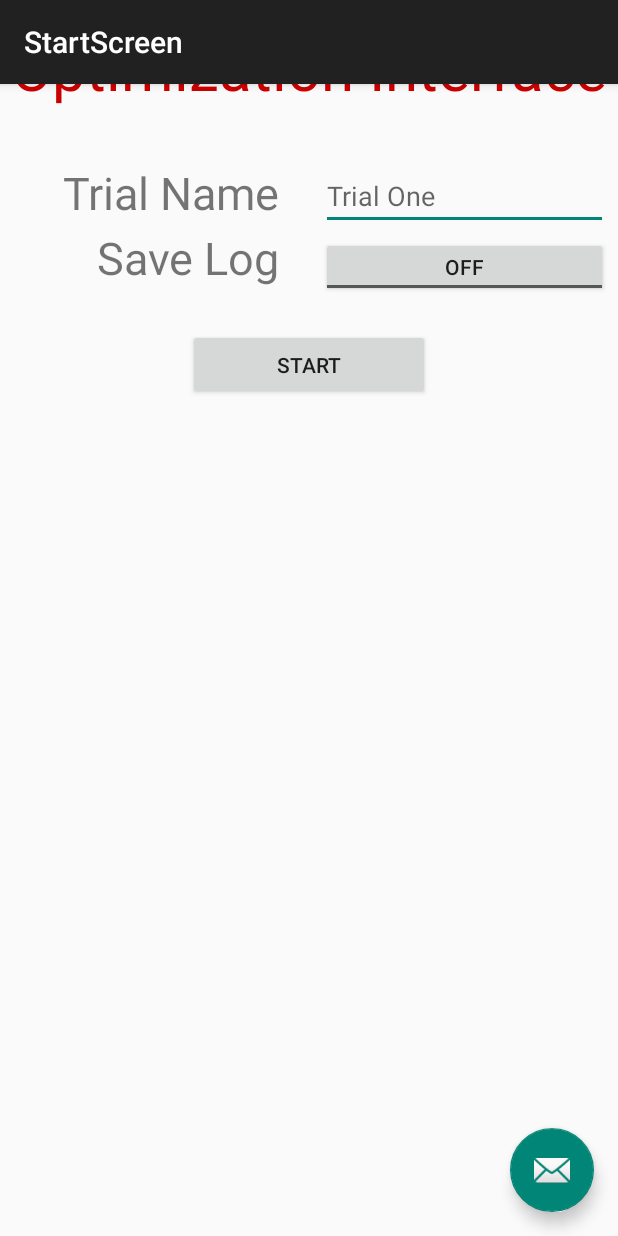
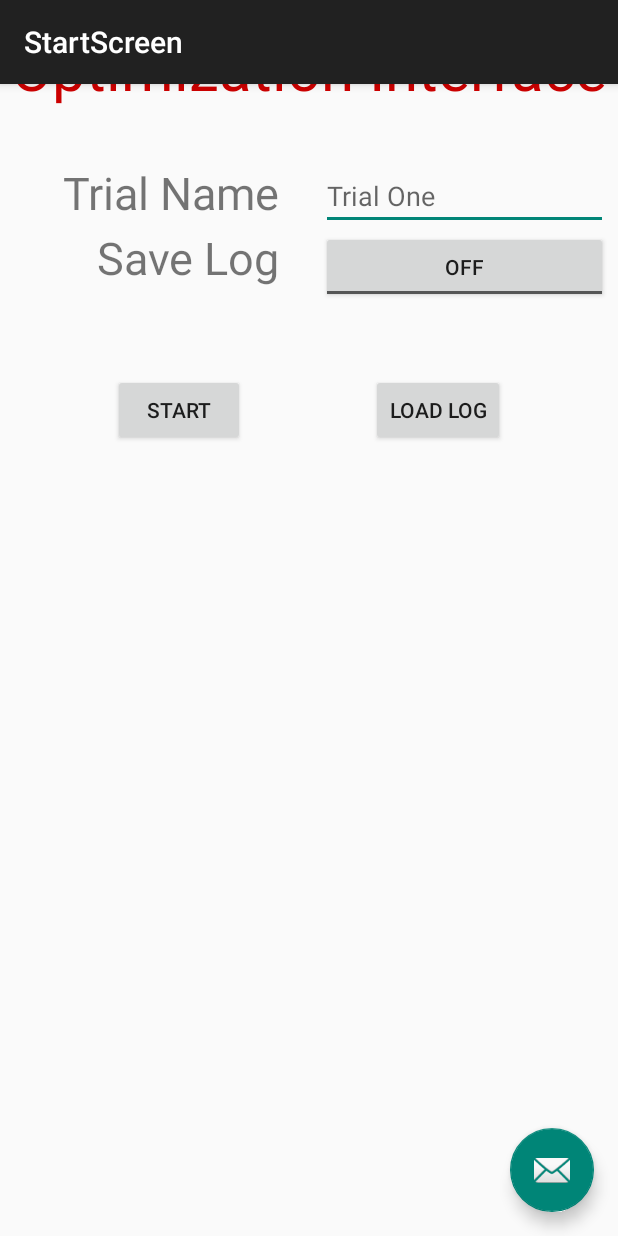
Before and after one commit to CarnegieMellonSolarRacing/AndroidApp, an Android app: the screen it shows after launch (StartScreen), on a phone screen of 412 x 824 dp. Run offline under Robolectric (Android 15) with nearby library versions, the phone set to English and light mode, and no system bars.

```diff
--- a/app/src/main/java/co/cmsr/optiandroid/StartScreen.java
+++ b/app/src/main/java/co/cmsr/optiandroid/StartScreen.java
@@ -14,7 +14,7 @@ import android.widget.ToggleButton;
 public class StartScreen extends AppCompatActivity {
     EditText nameField;
     ToggleButton saveLogButton;
-    Button startButton;
+    Button startButton, loadLogButton;
 
     @Override
     protected void onCreate(Bundle savedInstanceState) {
@@ -23,18 +23,10 @@ public class StartScreen extends AppCompatActivity {
         Toolbar toolbar = (Toolbar) findViewById(R.id.toolbar);
         setSupportActionBar(toolbar);
 
-        FloatingActionButton fab = (FloatingActionButton) findViewById(R.id.fab);
-        fab.setOnClickListener(new View.OnClickListener() {
-            @Override
-            public void onClick(View view) {
-                Snackbar.make(view, "Replace with your own action", Snackbar.LENGTH_LONG)
-                        .setAction("Action", null).show();
-            }
-        });
-
         nameField = (EditText) findViewById(R.id.nameField);
         saveLogButton = (ToggleButton) findViewById(R.id.saveLogButton);
         startButton = (Button) findViewById(R.id.startButton);
+        loadLogButton = (Button) findViewById(R.id.loadLogButton);
 
         startButton.setOnClickListener(new View.OnClickListener() {
             @Override
@@ -42,19 +34,44 @@ public class StartScreen extends AppCompatActivity {
                 startButtonClicked(view);
             }
         });
+        loadLogButton.setOnClickListener(new View.OnClickListener() {
+            @Override
+            public void onClick(View view) {
+                loadLogButtonClicked(view);
+            }
+        });
+    }
+
+    @Override
+    protected void onRestart() {
+        super.onRestart();
+
+        enableButtons(true);
+    }
+
+    private void enableButtons(final boolean enabled) {
+        runOnUiThread(new Runnable() {
+            @Override
+            public void run() {
+                // Disable start button to prevent repeated clicks.
+                loadLogButton.setEnabled(enabled);
+                startButton.setEnabled(enabled);
+            }
+        });
+    }
+
+    public void loadLogButtonClicked(View view) {
+        enableButtons(false);
+
+        Intent i = new Intent(getApplicationContext(), DataReviewActivity.class);
+        startActivity(i);
     }
 
     public void startButtonClicked(View view) {
         String name = nameField.getText().toString();
         boolean saveLog = saveLogButton.isChecked();
 
-        runOnUiThread(new Runnable() {
-            @Override
-            public void run() {
-                // Disable start button to prevent repeated clicks.
-                startButton.setEnabled(false);
-            }
-        });
+        enableButtons(false);
 
         Intent i = new Intent(getApplicationContext(), MainActivity.class);
         i.putExtra("trial_name", name);
--- a/app/src/main/java/co/cmsr/optiandroid/logging/Logger.java
+++ b/app/src/main/java/co/cmsr/optiandroid/logging/Logger.java
@@ -28,7 +28,7 @@ public class Logger {
 
     public static boolean writeToFile(String name, String data) {
         File storageDir = getStorageDir();
-        File newLogFile = new File(storageDir, name.replaceAll("\\W+", ""));
+        File newLogFile = new File(storageDir, name.replaceAll("^[\\w-]*$", ""));
 
         try {
             FileOutputStream fos = new FileOutputStream(newLogFile, true);
--- a/app/src/main/java/co/cmsr/optiandroid/replay/LogReplayer.java
+++ b/app/src/main/java/co/cmsr/optiandroid/replay/LogReplayer.java
@@ -11,6 +11,7 @@ import java.io.File;
 import java.io.FileNotFoundException;
 import java.io.FileReader;
 import java.io.IOException;
+import java.util.ArrayList;
 import java.util.List;
 
 import co.cmsr.optiandroid.logging.LoggerPacket;
@@ -23,6 +24,7 @@ public class LogReplayer {
     private List<LoggerPacket> loggerPackets;
 
     public LogReplayer() {
+        loggerPackets = new ArrayList<>();
     }
 
     public boolean loadData(File logfile) {
--- a/app/src/main/res/layout/content_data_review.xml
+++ b/app/src/main/res/layout/content_data_review.xml
@@ -40,7 +40,8 @@
         android:layout_marginLeft="16dp"
         app:layout_constraintLeft_toLeftOf="parent"
         app:layout_constraintTop_toTopOf="parent"
-        android:layout_marginTop="16dp" />
+        android:layout_marginTop="16dp"
+        android:onClick="openLogFileButtonClicked" />
 
 
 </android.support.constraint.ConstraintLayout>
--- a/app/src/main/res/layout/content_start_screen.xml
+++ b/app/src/main/res/layout/content_start_screen.xml
@@ -6,7 +6,7 @@
     android:layout_height="match_parent">
     <android.support.constraint.ConstraintLayout
         android:layout_width="match_parent"
-        android:layout_height="match_parent"
+        android:layout_height="wrap_content"
         tools:context="co.cmsr.optiandroid.StartScreen"
         tools:showIn="@layout/activity_start_screen">
 
@@ -14,7 +14,6 @@
             android:id="@+id/cmsrLogo"
             android:layout_width="wrap_content"
             android:layout_height="wrap_content"
-            android:layout_marginLeft="0dp"
             app:layout_constraintLeft_toLeftOf="parent"
             app:layout_constraintRight_toRightOf="parent"
             app:layout_constraintTop_toTopOf="parent"
@@ -44,7 +43,8 @@
             android:layout_marginTop="36dp"
             app:layout_constraintTop_toBottomOf="@+id/header"
             app:layout_constraintRight_toLeftOf="@+id/centerline"
-            android:layout_marginRight="19dp" />
+            android:layout_marginRight="19dp"
+            android:layout_marginEnd="19dp" />
         <EditText
             android:id="@+id/nameField"
             android:layout_height="wrap_content"
@@ -54,10 +54,9 @@
             android:hint="Trial One"
             android:layout_marginLeft="8dp"
             app:layout_constraintTop_toTopOf="@+id/nameFieldLabel"
-            android:layout_marginTop="0dp"
             app:layout_constraintLeft_toLeftOf="@+id/centerline"
-            android:layout_marginRight="0dp"
-            app:layout_constraintRight_toRightOf="@+id/header" />
+            app:layout_constraintRight_toRightOf="@+id/header"
+            android:layout_marginStart="8dp" />
 
         <TextView
             android:id="@+id/saveLogLabel"
@@ -68,33 +67,50 @@
             android:layout_marginTop="79dp"
             app:layout_constraintTop_toBottomOf="@+id/header"
             app:layout_constraintRight_toLeftOf="@+id/centerline"
-            android:layout_marginRight="19dp" />
+            android:layout_marginRight="19dp"
+            android:layout_marginEnd="19dp" />
         <ToggleButton
             android:id="@+id/saveLogButton"
-            android:layout_height="40dp"
+            android:layout_height="48dp"
             android:layout_width="0dp"
             android:layout_marginLeft="8dp"
             app:layout_constraintBaseline_toBaselineOf="@+id/saveLogLabel"
             app:layout_constraintLeft_toLeftOf="@+id/centerline"
-            android:layout_marginRight="0dp"
-            app:layout_constraintRight_toRightOf="@+id/header" />
+            app:layout_constraintRight_toRightOf="@+id/header"
+            android:layout_marginStart="8dp" />
 
         <Button
             android:id="@+id/startButton"
-            android:layout_width="161dp"
-            android:layout_height="47dp"
+            android:layout_width="wrap_content"
+            android:layout_height="wrap_content"
+            android:layout_marginRight="8dp"
+            android:layout_marginTop="177dp"
             android:text="Start"
+            app:layout_constraintHorizontal_bias="0.138"
             app:layout_constraintLeft_toLeftOf="parent"
-            android:layout_marginTop="147dp"
+            app:layout_constraintRight_toLeftOf="@+id/loadLogButton"
             app:layout_constraintTop_toBottomOf="@+id/header"
-            app:layout_constraintRight_toRightOf="parent" />
+            android:layout_marginEnd="8dp" />
 
         <android.support.constraint.Guideline
             android:layout_width="wrap_content"
             android:layout_height="wrap_content"
             android:id="@+id/centerline"
             android:orientation="vertical"
-            app:layout_constraintGuide_percent="0.5" />
+            app:layout_constraintGuide_percent="0.5"
+            tools:layout_editor_absoluteY="89dp"
+            tools:layout_editor_absoluteX="400dp" />
+
+        <Button
+            android:id="@+id/loadLogButton"
+            android:layout_width="wrap_content"
+            android:layout_height="wrap_content"
+            android:text="Load Log"
+            app:layout_constraintTop_toTopOf="@+id/startButton"
+            app:layout_constraintLeft_toRightOf="@+id/startButton"
+            android:layout_marginTop="0dp"
+            android:layout_marginRight="0dp"
+            app:layout_constraintRight_toRightOf="parent" />
 
     </android.support.constraint.ConstraintLayout>
 
```
Also changed, not shown: app/src/main/java/co/cmsr/optiandroid/DataManager.java (+4 -4 lines), app/src/main/java/co/cmsr/optiandroid/DataReviewActivity.java (+27 -51 lines), app/src/main/java/co/cmsr/optiandroid/FileChooser.java (added, +138 -0 lines).
